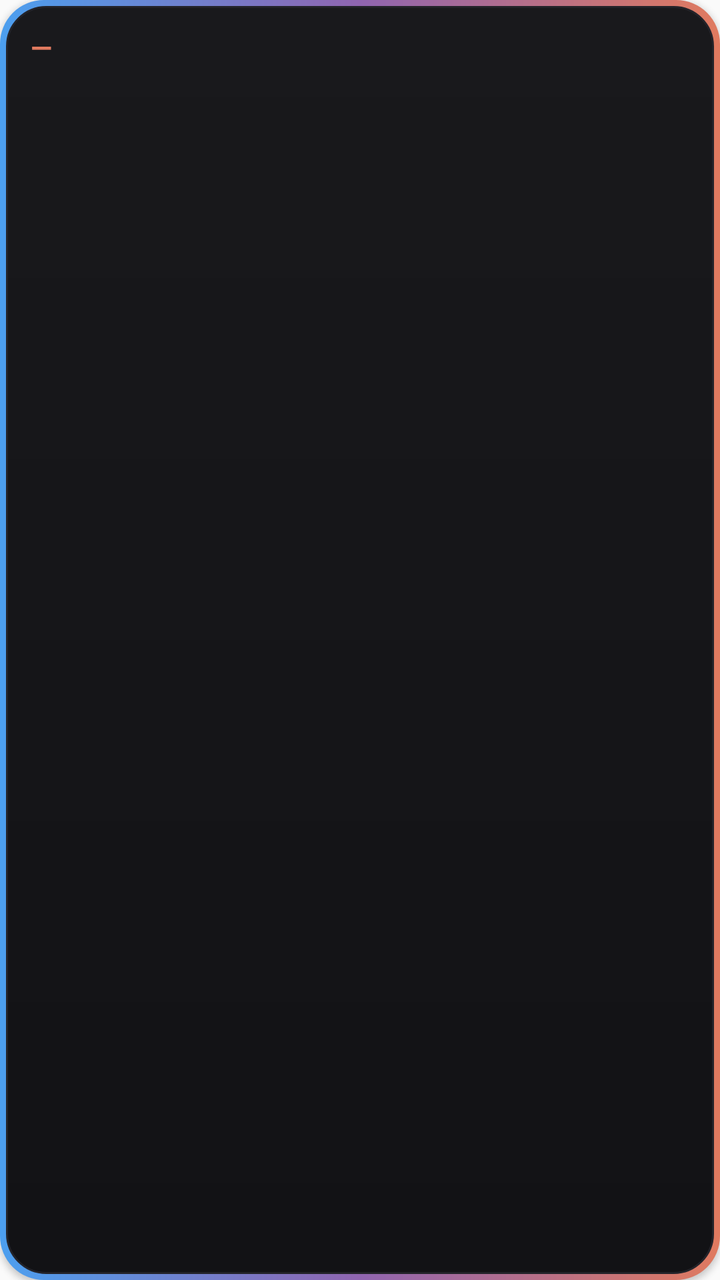
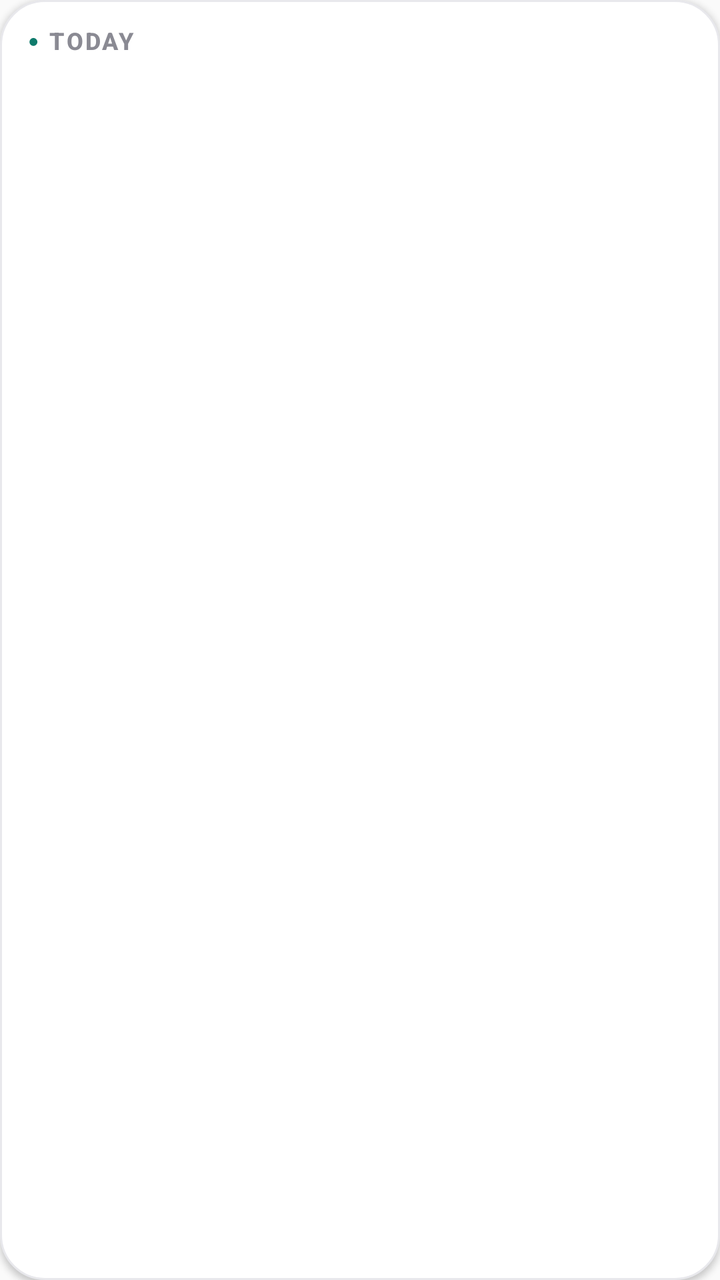

The first picture is an Android layout as it rendered before a commit; the second is the same layout after the commit. The layout source and the unified diff follow.
<!-- AndroidManifest.xml: application theme AppTheme -->
<!-- res/layout/widget_schedule.xml -->
<?xml version="1.0" encoding="utf-8"?>
<LinearLayout xmlns:android="http://schemas.android.com/apk/res/android"
    android:id="@+id/widget_schedule_root"
    android:layout_width="match_parent"
    android:layout_height="match_parent"
    android:orientation="vertical"
    android:background="@drawable/widget_bg"
    android:elevation="2dp"
    android:paddingLeft="14dp"
    android:paddingRight="14dp"
    android:paddingTop="14dp"
    android:paddingBottom="12dp">
    <LinearLayout
        android:layout_width="match_parent"
        android:layout_height="wrap_content"
        android:orientation="horizontal"
        android:gravity="center_vertical">
        <TextView
            android:layout_width="wrap_content"
            android:layout_height="wrap_content"
            android:text="—"
            android:textColor="#e07a5f"
            android:textSize="14sp"
            android:textStyle="bold"
            android:letterSpacing="0.2" />
        <TextView
            android:id="@+id/widget_schedule_title"
            android:layout_width="0dp"
            android:layout_height="wrap_content"
            android:layout_weight="1"
            android:layout_marginStart="6dp"
            android:textSize="14sp"
            android:textStyle="bold"
            android:textColor="#c9bdf5"
            android:fontFamily="sans-serif-medium"
            android:singleLine="true"
            android:ellipsize="end" />
    </LinearLayout>
    <TextView
        android:id="@+id/widget_schedule_1"
        android:layout_width="match_parent"
        android:layout_height="wrap_content"
        android:textSize="12.5sp"
        android:textColor="#e9e6e0"
        android:layout_marginTop="8dp"
        android:singleLine="true"
        android:ellipsize="end" />
    <TextView
        android:id="@+id/widget_schedule_2"
        android:layout_width="match_parent"
        android:layout_height="wrap_content"
        android:textSize="12.5sp"
        android:textColor="#e9e6e0"
        android:singleLine="true"
        android:ellipsize="end" />
    <TextView
        android:id="@+id/widget_schedule_3"
        android:layout_width="match_parent"
        android:layout_height="wrap_content"
        android:textSize="12.5sp"
        android:textColor="#e9e6e0"
        android:singleLine="true"
        android:ellipsize="end" />
    <TextView
        android:id="@+id/widget_schedule_empty"
        android:layout_width="match_parent"
        android:layout_height="wrap_content"
        android:textSize="11.5sp"
        android:textColor="#8b897f"
        android:layout_marginTop="6dp"
        android:singleLine="true" />
</LinearLayout>
<!-- resources referenced by this layout -->
<resources>
  <!-- drawable widget_bg (drawable) -->
  <?xml version="1.0" encoding="utf-8"?>
  <layer-list xmlns:android="http://schemas.android.com/apk/res/android">
      <item>
          <shape android:shape="rectangle">
              <gradient
                  android:angle="0"
                  android:startColor="#4c9fef"
                  android:centerColor="#9065b0"
                  android:endColor="#e07a5f"
                  android:type="linear" />
              <corners android:radius="22dp" />
          </shape>
      </item>
      <item
          android:top="3dp"
          android:bottom="3dp"
          android:left="3dp"
          android:right="3dp">
          <shape android:shape="rectangle">
              <gradient
                  android:angle="270"
                  android:startColor="#19191c"
                  android:endColor="#121215"
                  android:type="linear" />
              <corners android:radius="19.5dp" />
              <stroke android:width="1dp" android:color="#232329" />
          </shape>
      </item>
  </layer-list>
  <style name="AppTheme" parent="Theme.AppCompat.Light.DarkActionBar">
          
          <item name="colorPrimary">@color/colorPrimary</item>
          <item name="colorPrimaryDark">@color/colorPrimaryDark</item>
          <item name="colorAccent">@color/colorAccent</item>
      </style>
</resources>

<!-- the commit's change to res/layout/widget_schedule.xml (unified diff, before → after) -->
@@ -8,8 +8,9 @@
     android:elevation="2dp"
     android:paddingLeft="14dp"
     android:paddingRight="14dp"
-    android:paddingTop="14dp"
-    android:paddingBottom="12dp">
+    android:paddingTop="12dp"
+    android:paddingBottom="10dp">
+
     <LinearLayout
         android:layout_width="match_parent"
         android:layout_height="wrap_content"
@@ -18,55 +19,45 @@
         <TextView
             android:layout_width="wrap_content"
             android:layout_height="wrap_content"
-            android:text="—"
-            android:textColor="#e07a5f"
-            android:textSize="14sp"
-            android:textStyle="bold"
-            android:letterSpacing="0.2" />
+            android:text="●"
+            android:textColor="#0F7B6C"
+            android:textSize="9sp" />
         <TextView
             android:id="@+id/widget_schedule_title"
             android:layout_width="0dp"
             android:layout_height="wrap_content"
             android:layout_weight="1"
-            android:layout_marginStart="6dp"
-            android:textSize="14sp"
+            android:layout_marginStart="5dp"
+            android:text="TODAY"
+            android:textSize="12sp"
             android:textStyle="bold"
-            android:textColor="#c9bdf5"
+            android:letterSpacing="0.08"
+            android:textColor="@color/widget_title"
             android:fontFamily="sans-serif-medium"
             android:singleLine="true"
             android:ellipsize="end" />
+        <TextView
+            android:id="@+id/widget_schedule_meta"
+            android:layout_width="wrap_content"
+            android:layout_height="wrap_content"
+            android:textSize="11sp"
+            android:textColor="@color/widget_sub"
+            android:singleLine="true" />
     </LinearLayout>
-    <TextView
-        android:id="@+id/widget_schedule_1"
+
+    <LinearLayout
+        android:id="@+id/widget_schedule_list"
         android:layout_width="match_parent"
         android:layout_height="wrap_content"
-        android:textSize="12.5sp"
-        android:textColor="#e9e6e0"
-        android:layout_marginTop="8dp"
-        android:singleLine="true"
-        android:ellipsize="end" />
-    <TextView
-        android:id="@+id/widget_schedule_2"
-        android:layout_width="match_parent"
-        android:layout_height="wrap_content"
-        android:textSize="12.5sp"
-        android:textColor="#e9e6e0"
-        android:singleLine="true"
-        android:ellipsize="end" />
-    <TextView
-        android:id="@+id/widget_schedule_3"
-        android:layout_width="match_parent"
-        android:layout_height="wrap_content"
-        android:textSize="12.5sp"
-        android:textColor="#e9e6e0"
-        android:singleLine="true"
-        android:ellipsize="end" />
+        android:orientation="vertical"
+        android:layout_marginTop="4dp" />
+
     <TextView
         android:id="@+id/widget_schedule_empty"
         android:layout_width="match_parent"
         android:layout_height="wrap_content"
-        android:textSize="11.5sp"
-        android:textColor="#8b897f"
         android:layout_marginTop="6dp"
-        android:singleLine="true" />
+        android:textSize="12sp"
+        android:textColor="@color/widget_sub"
+        android:gravity="center" />
 </LinearLayout>
<!-- resource entries referenced after the edit -->
@@ -1,40 +1,24 @@
 <!-- resources referenced by this layout -->
 <resources>
+  <color name="widget_sub">#9A9AA3</color>
+  <color name="widget_title">#8A8A93</color>
   <!-- drawable widget_bg (drawable) -->
   <?xml version="1.0" encoding="utf-8"?>
-  <layer-list xmlns:android="http://schemas.android.com/apk/res/android">
-      <item>
-          <shape android:shape="rectangle">
-              <gradient
-                  android:angle="0"
-                  android:startColor="#4c9fef"
-                  android:centerColor="#9065b0"
-                  android:endColor="#e07a5f"
-                  android:type="linear" />
-              <corners android:radius="22dp" />
-          </shape>
-      </item>
-      <item
-          android:top="3dp"
-          android:bottom="3dp"
-          android:left="3dp"
-          android:right="3dp">
-          <shape android:shape="rectangle">
-              <gradient
-                  android:angle="270"
-                  android:startColor="#19191c"
-                  android:endColor="#121215"
-                  android:type="linear" />
-              <corners android:radius="19.5dp" />
-              <stroke android:width="1dp" android:color="#232329" />
-          </shape>
-      </item>
-  </layer-list>
+  <shape xmlns:android="http://schemas.android.com/apk/res/android"
+      android:shape="rectangle">
+      <solid android:color="@color/widget_card" />
+      <corners android:radius="22dp" />
+      <stroke
+          android:width="1dp"
+          android:color="@color/widget_stroke" />
+  </shape>
   <style name="AppTheme" parent="Theme.AppCompat.Light.DarkActionBar">
           
           <item name="colorPrimary">@color/colorPrimary</item>
           <item name="colorPrimaryDark">@color/colorPrimaryDark</item>
           <item name="colorAccent">@color/colorAccent</item>
       </style>
+  <color name="widget_card">#FFFFFF</color>
+  <color name="widget_stroke">#E8E8EC</color>
 </resources>
 
